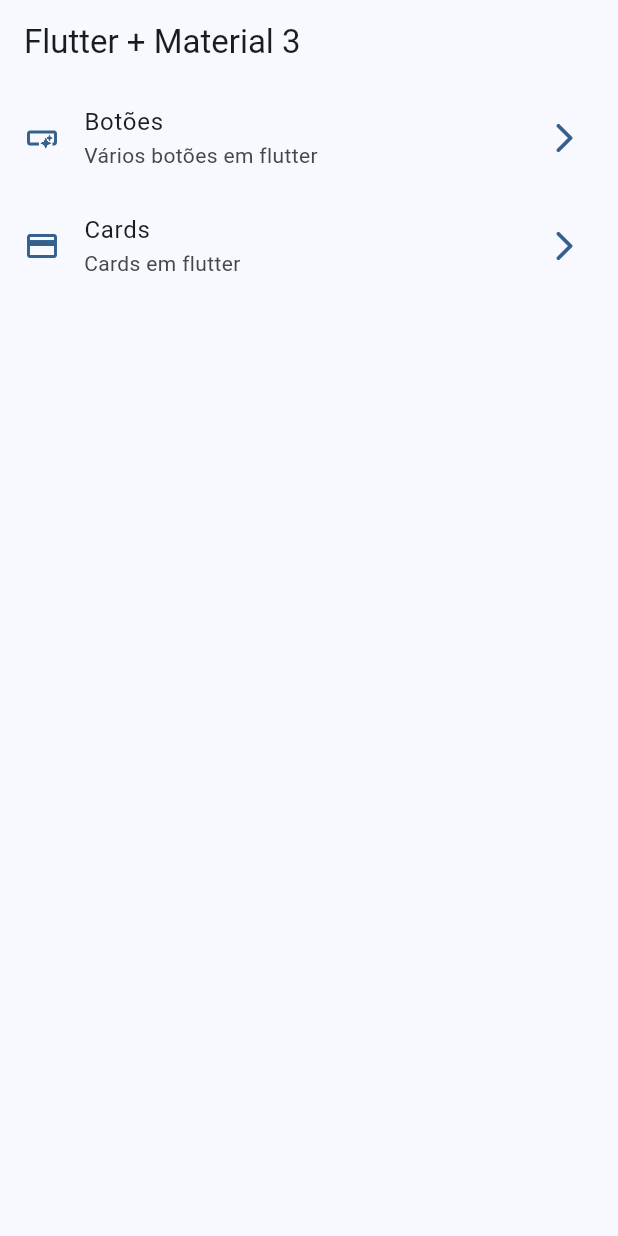
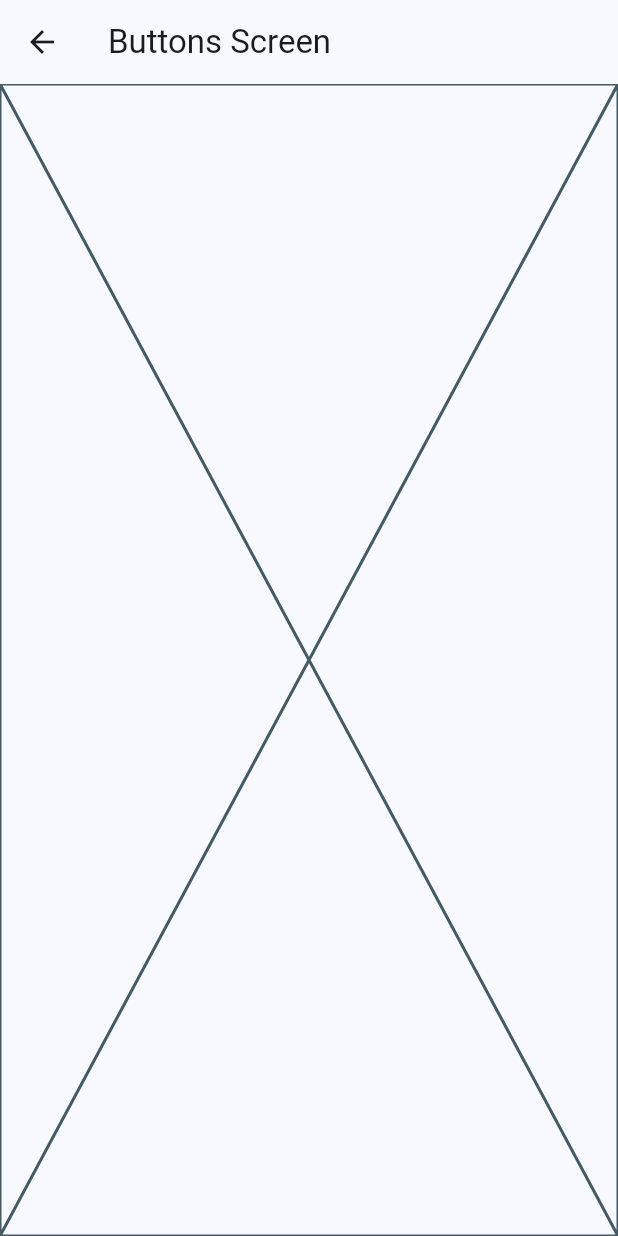
Before and after one commit to Deijai/widgets_app, a Flutter app: the screen it shows after launch, after a tap on "Botões", on a phone screen of 412 x 824 dp. Run offline on Flutter 3.47's test engine with Material 3 defaults, Android fonts, the phone set to English and light mode, and no system bars.

Commit message:
rotas basicas configuradas

```diff
--- a/lib/config/menu/menu_items.dart
+++ b/lib/config/menu/menu_items.dart
@@ -17,11 +17,11 @@ const List<MenuItems> appMenuItems = [
   MenuItems(
       title: 'Botões',
       subTitle: 'Vários botões em flutter',
-      link: '/botoes',
+      link: '/buttons',
       icon: Icons.smart_button_outlined),
   MenuItems(
       title: 'Cards',
       subTitle: 'Cards em flutter',
-      link: '/card',
+      link: '/cards',
       icon: Icons.credit_card_outlined)
 ];
--- a/lib/main.dart
+++ b/lib/main.dart
@@ -1,5 +1,7 @@
 import 'package:flutter/material.dart';
 import 'package:widgets_app/config/theme/app_theme.dart';
+import 'package:widgets_app/presetation/screens/buttons/buttons_screen.dart';
+import 'package:widgets_app/presetation/screens/cards/cards_screen.dart';
 import 'package:widgets_app/presetation/screens/home/home_screen.dart';
 
 void main() {
@@ -15,6 +17,10 @@ class MainApp extends StatelessWidget {
       debugShowCheckedModeBanner: false,
       theme: AppTheme(selectedColor: 0).getTheme(),
       home: const HomeScreen(),
+      routes: {
+        '/buttons': (context) => const ButtonsScreen(),
+        '/cards': (context) => const CardsScreen()
+      },
     );
   }
 }
--- /dev/null
+++ b/lib/presetation/screens/buttons/buttons_screen.dart
@@ -0,0 +1,15 @@
+import 'package:flutter/material.dart';
+
+class ButtonsScreen extends StatelessWidget {
+  const ButtonsScreen({super.key});
+
+  @override
+  Widget build(BuildContext context) {
+    return Scaffold(
+      appBar: AppBar(
+        title: const Text('Buttons Screen'),
+      ),
+      body: const Placeholder(),
+    );
+  }
+}
--- a/lib/presetation/screens/home/home_screen.dart
+++ b/lib/presetation/screens/home/home_screen.dart
@@ -1,5 +1,6 @@
 import 'package:flutter/material.dart';
 import 'package:widgets_app/config/menu/menu_items.dart';
+import 'package:widgets_app/presetation/screens/buttons/buttons_screen.dart';
 
 class HomeScreen extends StatelessWidget {
   const HomeScreen({super.key});
@@ -53,6 +54,13 @@ class _CustomListTile extends StatelessWidget {
       subtitle: Text(menuItem.subTitle),
       onTap: () {
         //nevegar entre paginas
+        // Navigator.of(context).push(
+        //   MaterialPageRoute(
+        //     builder: (context) => const ButtonsScreen(),
+        //   ),
+        // );
+
+        Navigator.pushNamed(context, menuItem.link);
       },
     );
   }
```
Also changed, not shown: lib/presetation/screens/cards/cards_screen.dart (added, +15 -0 lines).
